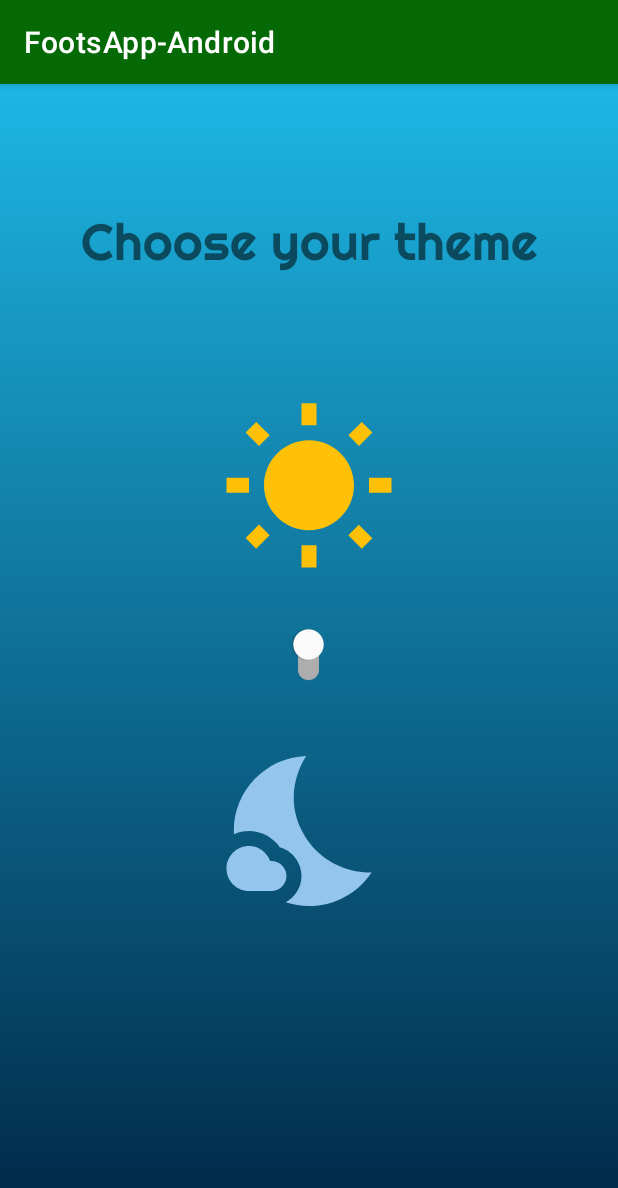
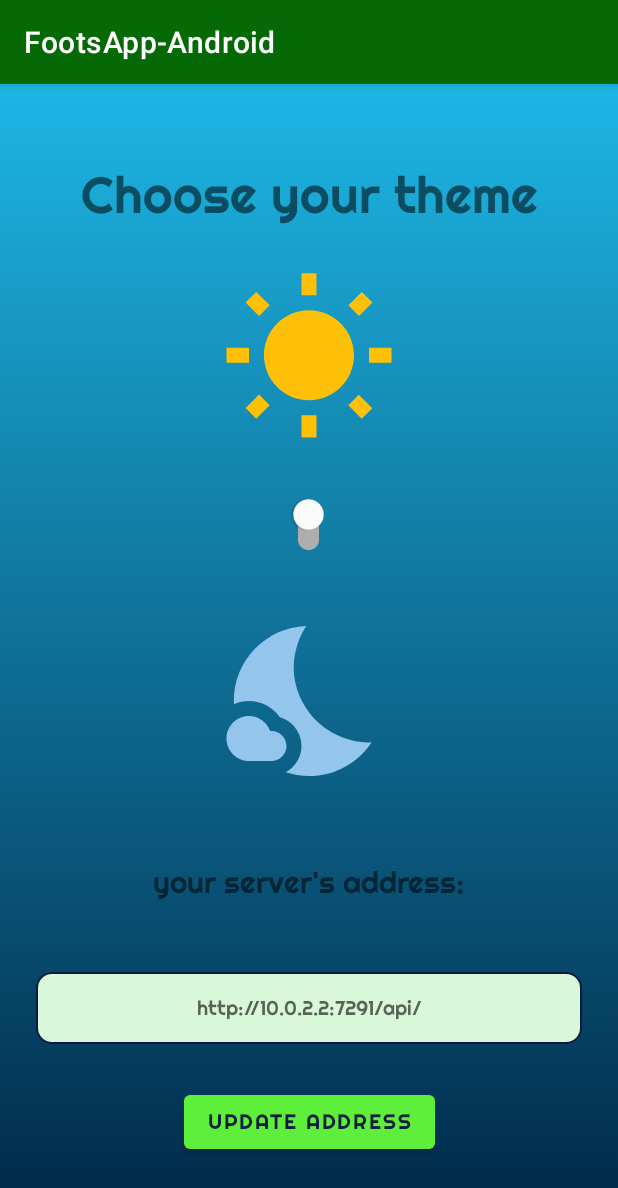
Before and after one commit to saarmichael/FootsApp-Android, an Android app: the ChangeThemeActivity screen opened directly, with no data from a screen before it, on a phone screen of 412 x 824 dp. Shown: the top 1188 px of the screen. Run offline under Robolectric (Android 15) with nearby library versions, the phone set to English and light mode, and no system bars.

```diff
--- a/app/src/main/AndroidManifest.xml
+++ b/app/src/main/AndroidManifest.xml
@@ -33,6 +33,7 @@
         <activity
             android:name=".activities.ChatActivity"
             android:exported="false"
+            android:configChanges="orientation|screenSize"
             android:windowSoftInputMode="adjustResize" />
         <activity
             android:name=".activities.ChangeThemeActivity"
--- a/app/src/main/java/com/example/footsapp_android/MyApplication.java
+++ b/app/src/main/java/com/example/footsapp_android/MyApplication.java
@@ -5,11 +5,17 @@ import android.content.Context;
 
 public class MyApplication extends Application {
 
+    public static String BASE_URL;
     public static Context context;
     @Override
     public void onCreate() {
         super.onCreate();
         context = getApplicationContext();
+        BASE_URL = context.getString(R.string.BaseUrl);
+    }
+
+    public static void changeUrl(String url) {
+        BASE_URL = url;
     }
 
 
--- a/app/src/main/java/com/example/footsapp_android/activities/ChangeThemeActivity.java
+++ b/app/src/main/java/com/example/footsapp_android/activities/ChangeThemeActivity.java
@@ -5,6 +5,7 @@ import android.os.Bundle;
 import androidx.appcompat.app.AppCompatActivity;
 import androidx.appcompat.app.AppCompatDelegate;
 
+import com.example.footsapp_android.MyApplication;
 import com.example.footsapp_android.R;
 import com.example.footsapp_android.databinding.ActivityChangeThemeBinding;
 
@@ -28,5 +29,12 @@ public class ChangeThemeActivity extends AppCompatActivity {
             }
         });
 
+        binding.btnServerUpdate.setOnClickListener(v -> {
+            // set R.string.server_url to the server url
+            MyApplication.changeUrl(binding.serverInput.getText().toString());
+            // go back
+            finish();
+        });
+
     }
 }
--- a/app/src/main/java/com/example/footsapp_android/web/ContactAPI.java
+++ b/app/src/main/java/com/example/footsapp_android/web/ContactAPI.java
@@ -2,7 +2,6 @@ package com.example.footsapp_android.web;
 
 import com.example.footsapp_android.ContactDao;
 import com.example.footsapp_android.MyApplication;
-import com.example.footsapp_android.R;
 import com.example.footsapp_android.entities.Contact;
 
 import java.io.IOException;
@@ -37,7 +36,7 @@ public class ContactAPI implements Runnable {
 
 
         retrofit = new Retrofit.Builder()
-                .baseUrl(MyApplication.context.getString(R.string.BaseUrl))
+                .baseUrl(MyApplication.BASE_URL)
                 .client(client)
                 .addConverterFactory(GsonConverterFactory.create())
                 .build();
--- a/app/src/main/java/com/example/footsapp_android/web/LoginAPI.java
+++ b/app/src/main/java/com/example/footsapp_android/web/LoginAPI.java
@@ -1,7 +1,6 @@
 package com.example.footsapp_android.web;
 
 import com.example.footsapp_android.MyApplication;
-import com.example.footsapp_android.R;
 
 import java.io.IOException;
 
@@ -37,7 +36,7 @@ public class LoginAPI implements Runnable{
 
 
         retrofit = new Retrofit.Builder()
-                .baseUrl(MyApplication.context.getString(R.string.BaseUrl))
+                .baseUrl(MyApplication.BASE_URL)
                 .client(client)
                 .addConverterFactory(GsonConverterFactory.create())
                 .build();
--- a/app/src/main/java/com/example/footsapp_android/web/MessageAPI.java
+++ b/app/src/main/java/com/example/footsapp_android/web/MessageAPI.java
@@ -5,7 +5,6 @@ import android.widget.Toast;
 import com.example.footsapp_android.ContactDao;
 import com.example.footsapp_android.MessageDao;
 import com.example.footsapp_android.MyApplication;
-import com.example.footsapp_android.R;
 import com.example.footsapp_android.entities.Message;
 import com.example.footsapp_android.entities.Transfer;
 
@@ -46,7 +45,7 @@ public class MessageAPI implements Runnable {
 
 
         retrofit = new Retrofit.Builder()
-                .baseUrl(MyApplication.context.getString(R.string.BaseUrl))
+                .baseUrl(MyApplication.BASE_URL)
                 .client(client)
                 .addConverterFactory(GsonConverterFactory.create())
                 .build();
--- a/app/src/main/java/com/example/footsapp_android/web/RegisterAPI.java
+++ b/app/src/main/java/com/example/footsapp_android/web/RegisterAPI.java
@@ -1,7 +1,6 @@
 package com.example.footsapp_android.web;
 
 import com.example.footsapp_android.MyApplication;
-import com.example.footsapp_android.R;
 import com.example.footsapp_android.entities.User;
 
 import java.io.IOException;
@@ -22,7 +21,7 @@ public class RegisterAPI implements Runnable{
     public RegisterAPI(User user) {
 
         retrofit = new Retrofit.Builder()
-                .baseUrl(MyApplication.context.getString(R.string.BaseUrl))
+                .baseUrl(MyApplication.BASE_URL)
                 .addConverterFactory(GsonConverterFactory.create())
                 .build();
         webServiceAPI = retrofit.create(WebServiceAPI.class);
--- /dev/null
+++ b/app/src/main/res/drawable/ic_settings.xml
@@ -0,0 +1,5 @@
+<vector android:height="24dp" android:tint="#000000"
+    android:viewportHeight="24" android:viewportWidth="24"
+    android:width="24dp" xmlns:android="http://schemas.android.com/apk/res/android">
+    <path android:fillColor="@android:color/white" android:pathData="M19.14,12.94c0.04,-0.3 0.06,-0.61 0.06,-0.94c0,-0.32 -0.02,-0.64 -0.07,-0.94l2.03,-1.58c0.18,-0.14 0.23,-0.41 0.12,-0.61l-1.92,-3.32c-0.12,-0.22 -0.37,-0.29 -0.59,-0.22l-2.39,0.96c-0.5,-0.38 -1.03,-0.7 -1.62,-0.94L14.4,2.81c-0.04,-0.24 -0.24,-0.41 -0.48,-0.41h-3.84c-0.24,0 -0.43,0.17 -0.47,0.41L9.25,5.35C8.66,5.59 8.12,5.92 7.63,6.29L5.24,5.33c-0.22,-0.08 -0.47,0 -0.59,0.22L2.74,8.87C2.62,9.08 2.66,9.34 2.86,9.48l2.03,1.58C4.84,11.36 4.8,11.69 4.8,12s0.02,0.64 0.07,0.94l-2.03,1.58c-0.18,0.14 -0.23,0.41 -0.12,0.61l1.92,3.32c0.12,0.22 0.37,0.29 0.59,0.22l2.39,-0.96c0.5,0.38 1.03,0.7 1.62,0.94l0.36,2.54c0.05,0.24 0.24,0.41 0.48,0.41h3.84c0.24,0 0.44,-0.17 0.47,-0.41l0.36,-2.54c0.59,-0.24 1.13,-0.56 1.62,-0.94l2.39,0.96c0.22,0.08 0.47,0 0.59,-0.22l1.92,-3.32c0.12,-0.22 0.07,-0.47 -0.12,-0.61L19.14,12.94zM12,15.6c-1.98,0 -3.6,-1.62 -3.6,-3.6s1.62,-3.6 3.6,-3.6s3.6,1.62 3.6,3.6S13.98,15.6 12,15.6z"/>
+</vector>
--- a/app/src/main/res/layout/activity_change_theme.xml
+++ b/app/src/main/res/layout/activity_change_theme.xml
@@ -5,7 +5,9 @@
     android:layout_width="match_parent"
     android:layout_height="match_parent"
     tools:context=".activities.ChangeThemeActivity"
-    android:background="@drawable/theme_gradient_background">
+    android:background="@drawable/theme_gradient_background"
+    android:padding="24dp">
+
 
     <TextView
         android:id="@+id/topText"
@@ -19,15 +21,64 @@
         app:layout_constraintStart_toStartOf="parent"
         app:layout_constraintTop_toTopOf="parent" />
 
+    <EditText
+        android:id="@+id/server_input"
+        android:layout_width="match_parent"
+        android:layout_height="48dp"
+        android:background="@drawable/background_input"
+        android:fontFamily="@font/righteous"
+        android:hint="@string/BaseUrl"
+        android:gravity="center"
+        android:imeOptions="actionNext"
+        android:importantForAutofill="no"
+        android:inputType="text"
+        android:paddingStart="16dp"
+        android:paddingEnd="16dp"
+        android:textColor="@color/text"
+        android:textSize="13sp"
+        app:layout_constraintBottom_toTopOf="@+id/btn_server_update"
+        app:layout_constraintEnd_toEndOf="parent"
+        app:layout_constraintStart_toStartOf="parent"
+        app:layout_constraintTop_toBottomOf="@+id/server_headline" />
+
+    <com.google.android.material.button.MaterialButton
+        android:id="@+id/btn_server_update"
+        android:layout_width="wrap_content"
+        android:layout_height="wrap_content"
+        android:layout_gravity="center"
+        android:fontFamily="@font/righteous"
+        android:text="update address"
+        android:textColor="@color/text"
+        app:backgroundTint="@color/buttons"
+        app:layout_constraintBottom_toBottomOf="parent"
+        app:layout_constraintEnd_toEndOf="parent"
+        app:layout_constraintStart_toStartOf="parent"
+        app:layout_constraintTop_toBottomOf="@+id/server_input" />
+
+
+    <TextView
+        android:id="@+id/server_headline"
+        android:layout_width="wrap_content"
+        android:layout_height="wrap_content"
+        android:fontFamily="@font/righteous"
+        android:text="your server's address:"
+        android:textSize="20sp"
+        android:paddingTop="20dp"
+        android:paddingBottom="20dp"
+        app:layout_constraintBottom_toTopOf="@+id/server_input"
+        app:layout_constraintEnd_toEndOf="parent"
+        app:layout_constraintStart_toStartOf="parent"
+        app:layout_constraintTop_toBottomOf="@+id/linearLayout3" />
+
     <LinearLayout
         android:id="@+id/linearLayout3"
         android:layout_width="wrap_content"
         android:layout_height="wrap_content"
         android:orientation="vertical"
-        app:layout_constraintBottom_toBottomOf="parent"
+        app:layout_constraintTop_toBottomOf="@+id/topText"
+        app:layout_constraintBottom_toTopOf="@+id/server_headline"
         app:layout_constraintEnd_toEndOf="parent"
-        app:layout_constraintStart_toStartOf="parent"
-        app:layout_constraintTop_toTopOf="parent">
+        app:layout_constraintStart_toStartOf="parent">
 
         <ImageView
             android:layout_width="wrap_content"
@@ -43,7 +94,7 @@
             android:layout_height="wrap_content"
             android:layout_gravity="center"
             android:rotation="90"
-            android:switchMinWidth="30dp"></com.google.android.material.switchmaterial.SwitchMaterial>
+            android:switchMinWidth="30dp" />
 
         <ImageView
             android:layout_width="wrap_content"
```
Also changed, not shown: app/src/main/java/com/example/footsapp_android/activities/ChatActivity.java (+20 -0 lines), app/src/main/java/com/example/footsapp_android/activities/ChatLandscapeActivity.java (+11 -2 lines), app/src/main/java/com/example/footsapp_android/activities/ChatsActivity.java (+8 -12 lines), app/src/main/java/com/example/footsapp_android/activities/MainActivity.java (+12 -2 lines), app/src/main/res/layout/activity_main.xml (+23 -12 lines), app/src/main/res/layout/contact_layout.xml (+7 -7 lines).
